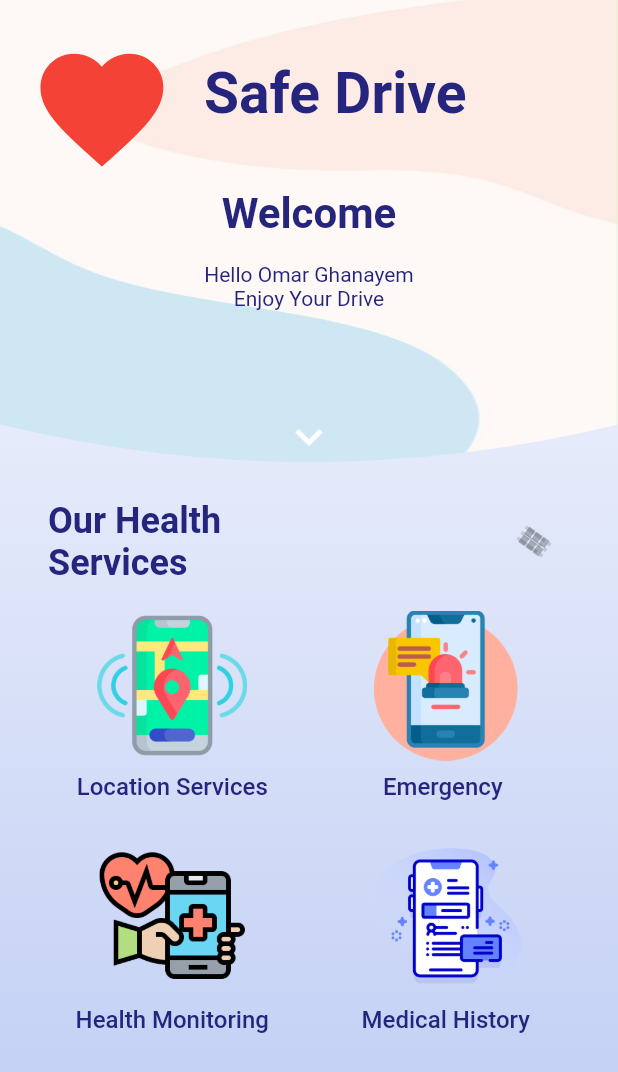
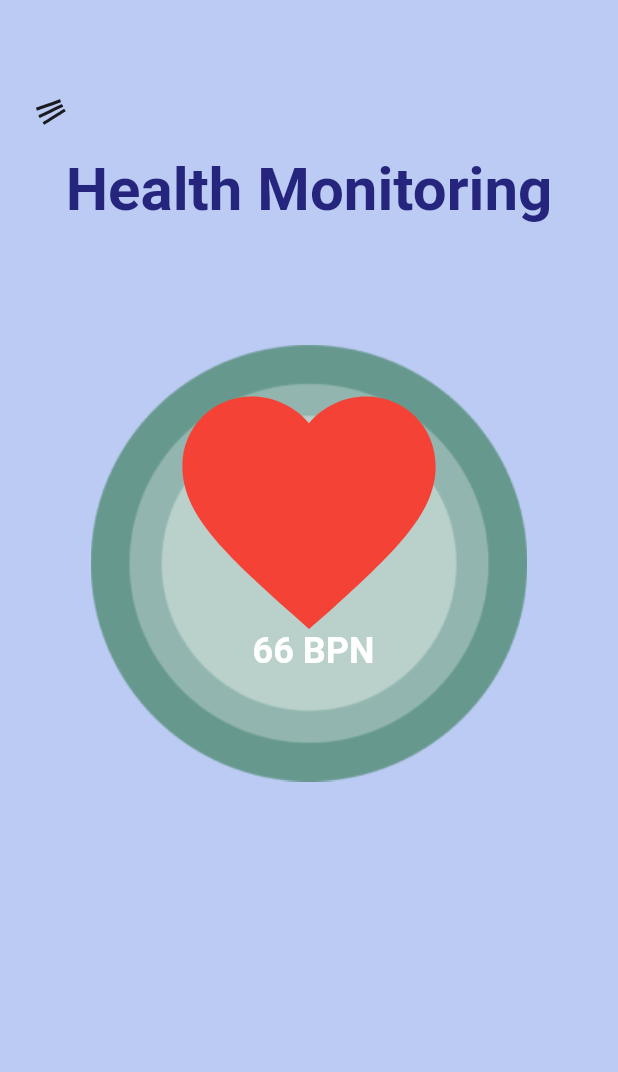
Before and after one commit to ghanayemomar/Monitoring-System-Heart-Failure-FlutterApp, a Flutter app: the screen it shows after launch, after a tap on "Health Monitoring", on a phone screen of 412 x 824 dp. Shown: the top 1072 px of the screen. Run offline on Flutter 3.47's test engine with Material 2 defaults, Android fonts, the phone set to English and light mode, and no system bars; our stand-ins replace cloud_firestore, firebase_auth, firebase_core, firebase_storage, fl_chart, google_maps_flutter and 4 more; missing offline and left inert: dart:ffi, flutter_polyline_points; accounts and stored records are empty; Roboto replaces fonts that are missing (Poppins).

Commit message:
Last Edtion Changes

```diff
--- /dev/null
+++ b/lib/Screens/HealthMonitoringScreen.dart
@@ -0,0 +1,84 @@
+import 'package:flutter/src/widgets/container.dart';
+import 'package:flutter/src/widgets/framework.dart';
+import 'package:flutter/material.dart';
+import 'package:oma/Widget/AnimatedWidget/AnimatedIconBack.dart';
+import 'package:oma/Widget/AnimatedWidget/BPN.dart';
+import 'package:oma/Widget/AnimatedWidget/animated.dart';
+import 'package:oma/Widget/AnimatedWidget/ecgWidget.dart';
+import 'package:oma/Widget/AnimatedWidget/heartAnimation.dart';
+import '../Screens/constant.dart';
+
+class HealthMonirtoring extends StatefulWidget {
+  static const screenRoute = 'HealthMonitoring';
+  const HealthMonirtoring({super.key});
+
+  @override
+  State<HealthMonirtoring> createState() => _HealthMonirtoringState();
+}
+
+class _HealthMonirtoringState extends State<HealthMonirtoring> {
+  @override
+  Widget build(BuildContext context) {
+    return Scaffold(
+      // appBar: AppBar(
+      //   backgroundColor: mSecondBackgroundColor,
+      //   leading: animayedIconBack(),
+      //   elevation: 0,
+      // ),
+      body: Container(
+        width: double.infinity,
+        decoration: BoxDecoration(
+          gradient: LinearGradient(
+            colors: [mSecondBackgroundColor, mSecondBackgroundColor],
+            begin: Alignment.topCenter,
+            end: Alignment.bottomCenter,
+          ),
+        ),
+        child: Column(children: [
+          Container(
+              padding: EdgeInsets.only(top: 50, left: 10),
+              alignment: Alignment.bottomLeft,
+              child: animayedIconBack()),
+          SizedBox(
+            height: 5,
+          ),
+          const Text(
+            "Health Monitoring",
+            style: TextStyle(
+                fontWeight: FontWeight.bold,
+                fontSize: 40,
+                color: mPrimaryTextColor),
+          ),
+          SizedBox(
+            height: 80,
+          ),
+          Stack(
+            alignment: Alignment.bottomCenter,
+            children: <Widget>[
+              Image.asset('images/Group 10015.png'),
+              Positioned(
+                  top: 30,
+                  child: heartAnimationIcon(
+                    iconSize: 145,
+                  )),
+              const Positioned(
+                top: 190,
+                child: Text(
+                  " 66 BPN",
+                  textAlign: TextAlign.end,
+                  style: TextStyle(
+                      color: Colors.white,
+                      fontFamily: 'Poppins',
+                      fontSize: 24,
+                      fontWeight: FontWeight.bold,
+                      letterSpacing: 0),
+                ),
+              ),
+            ],
+          ),
+        ]),
+      ),
+    );
+    ;
+  }
+}
--- a/lib/Widget/AnimatedWidget/heartAnimation.dart
+++ b/lib/Widget/AnimatedWidget/heartAnimation.dart
@@ -1,6 +1,8 @@
 import 'package:flutter/material.dart';
 
 class heartAnimationIcon extends StatefulWidget {
+  final double iconSize;
+  const heartAnimationIcon({super.key, required this.iconSize});
   @override
   _heartAnimationIconState createState() => _heartAnimationIconState();
 }
@@ -43,7 +45,7 @@ class _heartAnimationIconState extends State<heartAnimationIcon>
       scale: _iconScale,
       child: IconButton(
         icon: Icon(Icons.favorite_sharp, color: _iconColor),
-        iconSize: 90,
+        iconSize: widget.iconSize,
         onPressed: () {},
       ),
     );
--- a/lib/Widget/MainWidget/Header_Logo.dart
+++ b/lib/Widget/MainWidget/Header_Logo.dart
@@ -16,7 +16,7 @@ class HeaderLogo extends StatelessWidget {
         children: <Widget>[
           Padding(
             padding: const EdgeInsets.only(left: 15, top: 20),
-            child: heartAnimationIcon(),
+            child: heartAnimationIcon(iconSize: 100),
           ),
           const SizedBox(
             width: 15,
--- a/lib/Widget/MainWidget/Welcome_Screen.dart
+++ b/lib/Widget/MainWidget/Welcome_Screen.dart
@@ -1,6 +1,7 @@
 // ignore_for_file: prefer_const_constructors
 
 import 'package:flutter/material.dart';
+import 'package:oma/Screens/HealthMonitoringScreen.dart';
 import '../../Screens/MedicalProfileScreen.dart';
 import '../AnimatedWidget/AnimatedIconDrawer.dart';
 import 'Header_Logo.dart';
@@ -112,7 +113,10 @@ class _WelcomeScreenWidgetState extends State<WelcomeScreenWidget> {
                     MenuCard(
                       imageUrl: 'images/3195462.png',
                       title: 'Health Monitoring',
-                      press: () {},
+                      press: () {
+                        Navigator.pushNamed(
+                            context, HealthMonirtoring.screenRoute);
+                      },
                     ),
                     MenuCard(
                       imageUrl: 'images/4138927.png',
--- a/lib/main.dart
+++ b/lib/main.dart
@@ -1,13 +1,10 @@
 import 'package:flutter/material.dart';
-import 'package:oma/Screens/OnBoardScreen.dart';
-import 'package:oma/Screens/welcome.dart';
+import 'package:oma/Screens/HealthMonitoringScreen.dart';
 import 'package:oma/Screens/MedicalProfileScreen.dart';
-import 'package:oma/Widget/MainWidget/Welcome_Screen.dart';
-
+import './Screens/HealthMonitoringScreen.dart';
 import '../Screens/HomePageScreen.dart';
 import '../Screens/SignUpScreen.dart';
 import '../Screens/LoginScreen.dart';
-import '../Screens/Welcome.dart';
 import 'package:firebase_core/firebase_core.dart';
 import 'Drawer/navigation_drawer.dart';
 import 'UserProfile/Profile_Page.dart';
@@ -39,9 +36,10 @@ class MyApp extends StatelessWidget {
           // WelcomeScreen.screenRoute: (context) => WelcomeScreen(),
           ProfilePage.screenRoute: (context) => ProfilePage(),
           NavigationDrawer.screenRoute: (context) => NavigationDrawer(),
-        MedicalProfileScreen.screenRoute: ((context) => MedicalProfileScreen())
-      },
-    );
+          MedicalProfileScreen.screenRoute: ((context) =>
+              MedicalProfileScreen()),
+          HealthMonirtoring.screenRoute: (context) => HealthMonirtoring(),
+        });
   }
 }
 //muhammed
```
Also changed, not shown: lib/Widget/AnimatedWidget/animated.dart (+55 -55 lines), images/Group 10015.png (added). Lines whose indentation alone changed are shown as unchanged.
